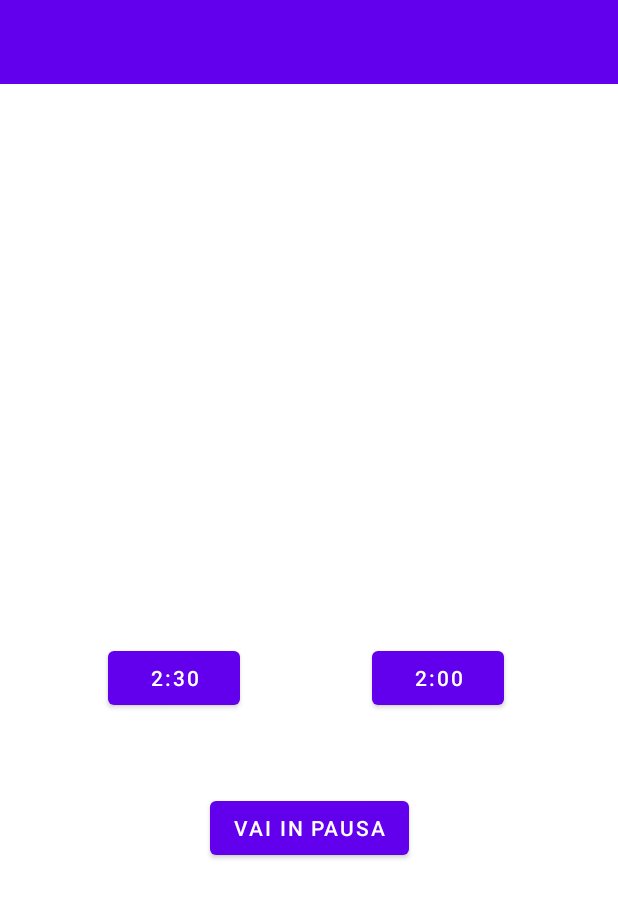
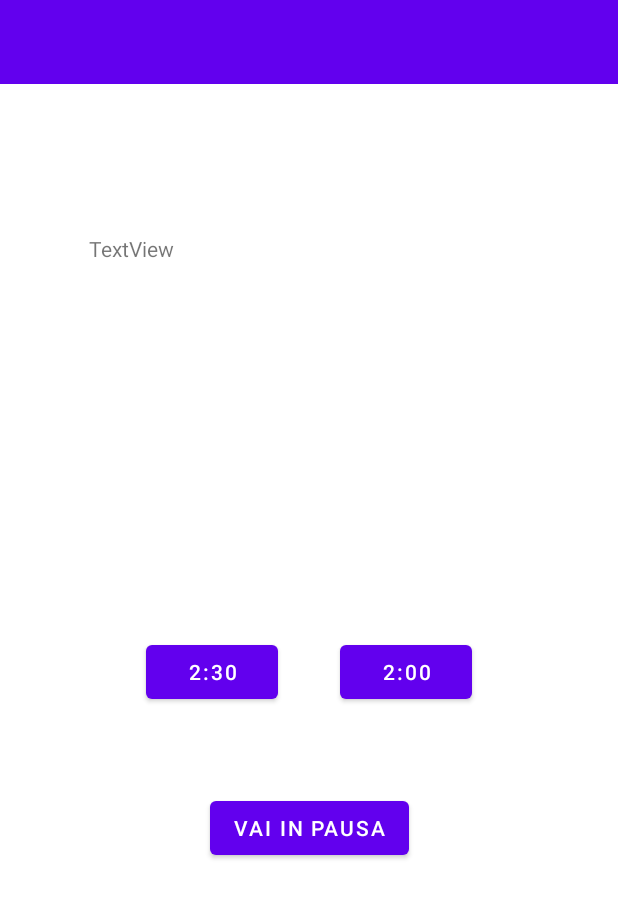
Before and after one commit to Destewie/Calisthenics-timer, an Android app: the screen it shows after launch (MainActivity), on a phone screen of 412 x 824 dp. Shown: the top 898 px of the screen. Run offline under Robolectric (Android 15) with nearby library versions, the phone set to English and light mode, and no system bars.

Commit message:
prima bozza

```diff
--- a/app/src/main/java/com/example/timerpausecalisthenics/MainActivity.java
+++ b/app/src/main/java/com/example/timerpausecalisthenics/MainActivity.java
@@ -12,9 +12,18 @@ import android.view.View;
 
 import android.view.Menu;
 import android.view.MenuItem;
+import android.widget.Button;
+import android.widget.TextView;
 
 public class MainActivity extends AppCompatActivity
 {
+
+    TextView tvCountDown;
+    Button btnAvviaPausa, btn2Min, btn230Min;
+
+    int tempoInMillis = 150000; // 2:30 in millisecondi. È il tempo del recupero
+
+    //-------------------------------------------------------------------------------------------------------------------------------------------------------------------
 
     @Override
     protected void onCreate(Bundle savedInstanceState)
@@ -22,7 +31,10 @@ public class MainActivity extends AppCompatActivity
         super.onCreate(savedInstanceState);
         setContentView(R.layout.activity_main);
 
-        int tempoInMillis = 150000; // 2:30 in millisecondi. È il tempo del recupero
+        tvCountDown = findViewById(R.id.tvTimer);
+        btnAvviaPausa = findViewById(R.id.btnAvviaPausa);
+        btn2Min = findViewById(R.id.btnDueMin);
+        btn230Min = findViewById(R.id.btnDueMinEMezzo);
 
 
     }
--- a/app/src/main/res/layout/activity_main.xml
+++ b/app/src/main/res/layout/activity_main.xml
@@ -12,7 +12,7 @@
         android:layout_height="match_parent">
 
         <Button
-            android:id="@+id/button2"
+            android:id="@+id/btnAvviaPausa"
             android:layout_width="wrap_content"
             android:layout_height="wrap_content"
             android:layout_marginTop="472dp"
@@ -25,24 +25,32 @@
             android:id="@+id/btnDueMinEMezzo"
             android:layout_width="wrap_content"
             android:layout_height="wrap_content"
-            android:layout_marginStart="72dp"
-            android:layout_marginTop="372dp"
+            android:layout_marginTop="368dp"
             android:text="2:30"
-            app:layout_constraintBottom_toTopOf="@+id/button2"
-            app:layout_constraintEnd_toStartOf="@+id/btnDueMin"
-            app:layout_constraintHorizontal_bias="0.5"
+            app:layout_constraintEnd_toEndOf="parent"
+            app:layout_constraintHorizontal_bias="0.3"
             app:layout_constraintStart_toStartOf="parent"
-            app:layout_constraintTop_toBottomOf="@+id/toolbar"
-            app:layout_constraintVertical_bias="0.0" />
+            app:layout_constraintTop_toBottomOf="@+id/toolbar" />
 
         <Button
             android:id="@+id/btnDueMin"
             android:layout_width="wrap_content"
             android:layout_height="wrap_content"
-            android:layout_marginStart="88dp"
             android:text="2:00"
-            app:layout_constraintStart_toEndOf="@+id/btnDueMinEMezzo"
+            app:layout_constraintEnd_toEndOf="parent"
+            app:layout_constraintHorizontal_bias="0.7"
+            app:layout_constraintStart_toStartOf="parent"
             app:layout_constraintTop_toTopOf="@+id/btnDueMinEMezzo" />
+
+        <TextView
+            android:id="@+id/tvTimer"
+            android:layout_width="293dp"
+            android:layout_height="150dp"
+            android:layout_marginTop="100dp"
+            android:text="TextView"
+            app:layout_constraintEnd_toEndOf="parent"
+            app:layout_constraintStart_toStartOf="parent"
+            app:layout_constraintTop_toBottomOf="@+id/toolbar" />
 
         <androidx.appcompat.widget.Toolbar
             android:id="@+id/toolbar"
```
